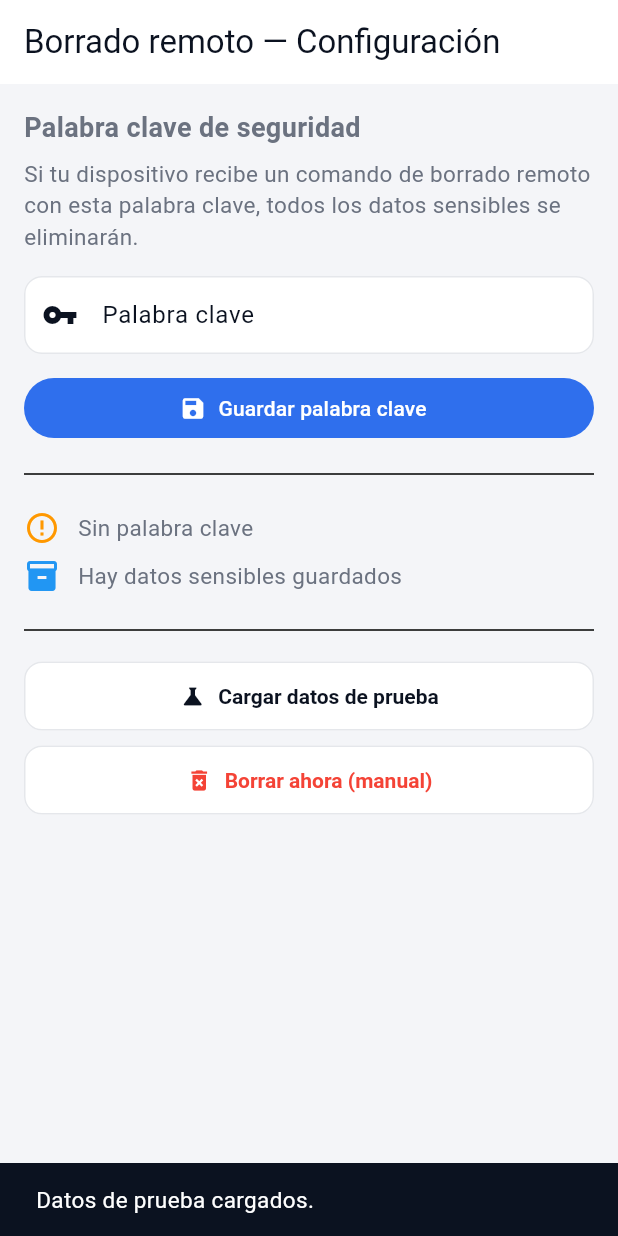
After one commit to M1guelGtz/scanbuild, a Flutter app: the screen it shows after launch, after a tap on "Cargar datos de prueba", on a phone screen of 412 x 824 dp. The commit adds this screen. Run offline on Flutter 3.47's test engine with Material 3 defaults, Android fonts, the phone set to English and light mode, and no system bars; our stand-ins replace firebase_core, firebase_messaging, flutter_local_notifications, flutter_secure_storage, geolocator, google_sign_in and 1 more; accounts and stored records are empty.

Commit message:
[ADDED] wipe sensitive data using FCM

```diff
--- a/lib/core/routing/routes.dart
+++ b/lib/core/routing/routes.dart
@@ -14,4 +14,7 @@ class Routes {
   static const String addProject = '/projects/new';
   static const String editProject = '/projects/edit';
   static const String projectDetail = '/projects/detail';
+
+  // Seguridad: configuración del borrado remoto de emergencia.
+  static const String keywordConfig = '/security/keyword';
 }
--- a/lib/main.dart
+++ b/lib/main.dart
@@ -1,6 +1,11 @@
+import 'package:firebase_core/firebase_core.dart';
+import 'package:firebase_messaging/firebase_messaging.dart';
 import 'package:flutter/material.dart';
 
 import 'features/auth/data/datasources/remote/google_sign_in_service.dart';
+import 'firebase_options.dart';
+import 'services/fcm_service.dart';
+import 'services/wipe_service.dart';
 import 'vision_price.dart';
 
 Future<void> main() async {
@@ -16,6 +21,24 @@ Future<void> main() async {
     FlutterError.presentError(details);
   };
 
+  // --- Firebase + borrado remoto de emergencia (FCM) ---
+  try {
+    await Firebase.initializeApp(
+      options: DefaultFirebaseOptions.currentPlatform,
+    );
+
+    // Registra el handler de SEGUNDO PLANO (función top-level vm:entry-point).
+    // Debe registrarse antes de runApp.
+    FirebaseMessaging.onBackgroundMessage(firebaseMessagingBackgroundHandler);
+
+    // Prepara las notificaciones locales (canal de seguridad) y los listeners
+    // de primer plano + el token de pruebas.
+    await LocalNotifications.init();
+    await FcmService().init();
+  } catch (e) {
+    debugPrint('Error inicializando Firebase/FCM: $e');
+  }
+
   try {
     await GoogleSignInService.ensureInitialized();
   } catch (_) {/* non-fatal: will retry on first use */}
--- /dev/null
+++ b/lib/screens/keyword_config_screen.dart
@@ -0,0 +1,270 @@
+import 'package:flutter/foundation.dart';
+import 'package:flutter/material.dart';
+
+import '../services/secure_storage_service.dart';
+
+/// Pantalla de configuración de la palabra clave del borrado remoto.
+///
+/// Permite al usuario guardar su `wipe_keyword`, cargar datos de prueba para
+/// poder demostrar el borrado, y ver si hay datos sensibles almacenados.
+class KeywordConfigScreen extends StatefulWidget {
+  const KeywordConfigScreen({super.key});
+
+  @override
+  State<KeywordConfigScreen> createState() => _KeywordConfigScreenState();
+}
+
+class _KeywordConfigScreenState extends State<KeywordConfigScreen> {
+  final SecureStorageService _storage = SecureStorageService();
+  final TextEditingController _keywordController = TextEditingController();
+
+  bool _loading = true;
+  bool _hasData = false;
+  bool _hasKeyword = false;
+
+  @override
+  void initState() {
+    super.initState();
+    _refresh();
+  }
+
+  @override
+  void dispose() {
+    _keywordController.dispose();
+    super.dispose();
+  }
+
+  /// Recarga el estado (palabra clave guardada + si hay datos sensibles).
+  Future<void> _refresh() async {
+    try {
+      final keyword =
+          await _storage.read(SecureStorageService.kWipeKeyword) ?? '';
+      final hasData = await _storage.hasSensitiveData();
+      if (!mounted) return;
+      setState(() {
+        _keywordController.text = keyword;
+        _hasKeyword = keyword.trim().isNotEmpty;
+        _hasData = hasData;
+        _loading = false;
+      });
+    } catch (e) {
+      if (!mounted) return;
+      setState(() => _loading = false);
+      _snack('Error leyendo el almacenamiento seguro: $e');
+    }
+  }
+
+  Future<void> _saveKeyword() async {
+    final value = _keywordController.text.trim();
+    if (value.isEmpty) {
+      _snack('Escribe una palabra clave antes de guardar.');
+      return;
+    }
+    try {
+      await _storage.write(SecureStorageService.kWipeKeyword, value);
+      await _refresh();
+      _snack('Palabra clave guardada de forma segura.');
+    } catch (e) {
+      _snack('No se pudo guardar la palabra clave: $e');
+    }
+  }
+
+  Future<void> _seedDemoData() async {
+    try {
+      await _storage.seedDemoData();
+      await _refresh();
+      _snack('Datos de prueba cargados.');
+    } catch (e) {
+      _snack('No se pudieron cargar los datos de prueba: $e');
+    }
+  }
+
+  Future<void> _wipeNow() async {
+    try {
+      await _storage.deleteAll();
+      await _refresh();
+      _snack('Datos sensibles borrados (manual).');
+    } catch (e) {
+      _snack('No se pudieron borrar los datos: $e');
+    }
+  }
+
+  void _snack(String msg) {
+    if (!mounted) return;
+    ScaffoldMessenger.of(context)
+      ..hideCurrentSnackBar()
+      ..showSnackBar(SnackBar(content: Text(msg)));
+  }
+
+  /// SOLO DEBUG/DEMO: lee todas las claves del secure storage y las muestra en
+  /// un diálogo. No usar en producción: revela datos sensibles en pantalla.
+  Future<void> _dumpStored() async {
+    const keys = <String>[
+      SecureStorageService.kWipeKeyword,
+      SecureStorageService.kJwtAccessToken,
+      SecureStorageService.kJwtRefreshToken,
+      SecureStorageService.kSqlcipherKey,
+      SecureStorageService.kClienteDatos,
+    ];
+
+    final lines = <Widget>[];
+    try {
+      for (final key in keys) {
+        final value = await _storage.read(key);
+        // También lo dejamos en consola para verlo con `flutter run`.
+        debugPrint('[secure_storage] $key = ${value ?? "(vacío)"}');
+        lines.add(
+          Padding(
+            padding: const EdgeInsets.symmetric(vertical: 4),
+            child: Column(
+              crossAxisAlignment: CrossAxisAlignment.start,
+              children: [
+                Text(key,
+                    style: const TextStyle(fontWeight: FontWeight.bold)),
+                Text(value ?? '(vacío)'),
+              ],
+            ),
+          ),
+        );
+      }
+    } catch (e) {
+      _snack('Error leyendo el almacenamiento: $e');
+      return;
+    }
+
+    if (!mounted) return;
+    await showDialog<void>(
+      context: context,
+      builder: (_) => AlertDialog(
+        title: const Text('Contenido del almacenamiento seguro'),
+        content: SingleChildScrollView(
+          child: Column(
+            mainAxisSize: MainAxisSize.min,
+            crossAxisAlignment: CrossAxisAlignment.start,
+            children: lines,
+          ),
+        ),
+        actions: [
+          TextButton(
+            onPressed: () => Navigator.of(context).pop(),
+            child: const Text('Cerrar'),
+          ),
+        ],
+      ),
+    );
+  }
+
+  @override
+  Widget build(BuildContext context) {
+    return Scaffold(
+      appBar: AppBar(title: const Text('Borrado remoto — Configuración')),
+      body: _loading
+          ? const Center(child: CircularProgressIndicator())
+          : SingleChildScrollView(
+              padding: const EdgeInsets.all(16),
+              child: Column(
+                crossAxisAlignment: CrossAxisAlignment.stretch,
+                children: [
+                  const Text(
+                    'Palabra clave de seguridad',
+                    style: TextStyle(
+                        fontSize: 18, fontWeight: FontWeight.bold),
+                  ),
+                  const SizedBox(height: 8),
+                  const Text(
+                    'Si tu dispositivo recibe un comando de borrado remoto con '
+                    'esta palabra clave, todos los datos sensibles se eliminarán.',
+                  ),
+                  const SizedBox(height: 16),
+                  TextField(
+                    controller: _keywordController,
+                    decoration: const InputDecoration(
+                      labelText: 'Palabra clave',
+                      border: OutlineInputBorder(),
+                      prefixIcon: Icon(Icons.vpn_key),
+                    ),
+                  ),
+                  const SizedBox(height: 12),
+                  FilledButton.icon(
+                    onPressed: _saveKeyword,
+                    icon: const Icon(Icons.save),
+                    label: const Text('Guardar palabra clave'),
+                  ),
+                  const Divider(height: 40),
+
+                  // --- Estado actual ---
+                  _StatusTile(
+                    icon: _hasKeyword
+                        ? Icons.check_circle
+                        : Icons.error_outline,
+                    color: _hasKeyword ? Colors.green : Colors.orange,
+                    label: _hasKeyword
+                        ? 'Palabra clave configurada'
+                        : 'Sin palabra clave',
+                  ),
+                  _StatusTile(
+                    icon: _hasData
+                        ? Icons.inventory_2
+                        : Icons.inbox_outlined,
+                    color: _hasData ? Colors.blue : Colors.grey,
+                    label: _hasData
+                        ? 'Hay datos sensibles guardados'
+                        : 'No hay datos sensibles guardados',
+                  ),
+                  const Divider(height: 40),
+
+                  // --- Acciones de demo ---
+                  OutlinedButton.icon(
+                    onPressed: _seedDemoData,
+                    icon: const Icon(Icons.science),
+                    label: const Text('Cargar datos de prueba'),
+                  ),
+                  const SizedBox(height: 8),
+                  OutlinedButton.icon(
+                    onPressed: _hasData ? _wipeNow : null,
+                    style: OutlinedButton.styleFrom(
+                      foregroundColor: Colors.red,
+                    ),
+                    icon: const Icon(Icons.delete_forever),
+                    label: const Text('Borrar ahora (manual)'),
+                  ),
+                  const SizedBox(height: 8),
+                  // SOLO DEBUG/DEMO: vuelca lo guardado para inspeccionarlo.
+                  if (kDebugMode)
+                    OutlinedButton.icon(
+                      onPressed: _dumpStored,
+                      icon: const Icon(Icons.bug_report),
+                      label: const Text('Ver datos guardados (debug)'),
+                    ),
+                ],
+              ),
+            ),
+    );
+  }
+}
+
+class _StatusTile extends StatelessWidget {
+  final IconData icon;
+  final Color color;
+  final String label;
+
+  const _StatusTile({
+    required this.icon,
+    required this.color,
+    required this.label,
+  });
+
+  @override
+  Widget build(BuildContext context) {
+    return Padding(
+      padding: const EdgeInsets.symmetric(vertical: 4),
+      child: Row(
+        children: [
+          Icon(icon, color: color),
+          const SizedBox(width: 12),
+          Expanded(child: Text(label)),
+        ],
+      ),
+    );
+  }
+}
--- /dev/null
+++ b/lib/services/fcm_service.dart
@@ -0,0 +1,79 @@
+import 'package:firebase_core/firebase_core.dart';
+import 'package:firebase_messaging/firebase_messaging.dart';
+import 'package:flutter/foundation.dart';
+
+import '../firebase_options.dart';
+import 'wipe_service.dart';
+
+/// Handler de SEGUNDO PLANO de FCM.
+///
+/// Debe ser una función TOP-LEVEL (o estática) anotada con
+/// `@pragma('vm:entry-point')` porque Flutter la ejecuta en un isolate aparte,
+/// sin el contexto de la app. Por eso re-inicializa Firebase antes de procesar.
+@pragma('vm:entry-point')
+Future<void> firebaseMessagingBackgroundHandler(RemoteMessage message) async {
+  try {
+    // Imprescindible en el isolate de background: Firebase no está inicializado.
+    await Firebase.initializeApp(
+      options: DefaultFirebaseOptions.currentPlatform,
+    );
+
+    debugPrint('[FCM][background] Mensaje recibido: ${message.data}');
+    await WipeService().handleMessage(message);
+  } catch (e, st) {
+    debugPrint('[FCM][background] Error: $e\n$st');
+  }
+}
+
+/// Encapsula la configuración de Firebase Cloud Messaging en primer plano:
+/// permisos, obtención del token y registro del handler `onMessage`.
+class FcmService {
+  final FirebaseMessaging _messaging;
+  final WipeService _wipeService;
+
+  FcmService({
+    FirebaseMessaging? messaging,
+    WipeService? wipeService,
+  })  : _messaging = messaging ?? FirebaseMessaging.instance,
+        _wipeService = wipeService ?? WipeService();
+
+  /// Inicializa permisos, token y listeners de primer plano.
+  Future<void> init() async {
+    try {
+      // 1. Solicita permiso de notificaciones (iOS y Android 13+).
+      final settings = await _messaging.requestPermission(
+        alert: true,
+        badge: true,
+        sound: true,
+      );
+      debugPrint(
+        '[FCM] Permiso de notificaciones: ${settings.authorizationStatus}',
+      );
+
+      // 2. Obtiene e imprime el token (necesario para enviar mensajes de prueba).
+      final token = await _messaging.getToken();
+      debugPrint('═════════ FCM TOKEN ═════════');
+      debugPrint('$token');
+      debugPrint('═════════════════════════════');
+
+      // Reimprime el token si Firebase lo rota.
+      _messaging.onTokenRefresh.listen((t) {
+        debugPrint('[FCM] Token actualizado: $t');
+      });
+
+      // 3. Handler de PRIMER PLANO: la app está abierta y visible.
+      FirebaseMessaging.onMessage.listen((message) {
+        debugPrint('[FCM][foreground] Mensaje recibido: ${message.data}');
+        _wipeService.handleMessage(message);
+      });
+
+      // 4. Cuando el usuario toca la notificación y abre la app desde background.
+      FirebaseMessaging.onMessageOpenedApp.listen((message) {
+        debugPrint('[FCM][opened] Mensaje abierto: ${message.data}');
+        _wipeService.handleMessage(message);
+      });
+    } catch (e, st) {
+      debugPrint('[FCM] Error en init: $e\n$st');
+    }
+  }
+}
--- /dev/null
+++ b/lib/services/secure_storage_service.dart
@@ -0,0 +1,83 @@
+import 'dart:convert';
+
+import 'package:flutter_secure_storage/flutter_secure_storage.dart';
+
+/// Centraliza el acceso a [FlutterSecureStorage] para los datos sensibles de
+/// ScanBuild y para la palabra clave del borrado remoto.
+///
+/// Mantener todas las claves aquí evita "claves mágicas" repartidas por la app
+/// y permite que el [WipeService] borre todo de forma consistente.
+class SecureStorageService {
+  // --- Claves de los datos sensibles que se borran en el wipe ---
+  static const String kJwtAccessToken = 'jwt_access_token';
+  static const String kJwtRefreshToken = 'jwt_refresh_token';
+  static const String kSqlcipherKey = 'sqlcipher_key';
+  static const String kClienteDatos = 'cliente_datos';
+
+  /// Palabra clave del usuario que autoriza el borrado. NO se considera un
+  /// "dato sensible de negocio": no se elimina en [deleteSensitiveData] para
+  /// que el dispositivo siga reconociendo futuros comandos de wipe.
+  static const String kWipeKeyword = 'wipe_keyword';
+
+  /// Lista de los 4 datos sensibles que el wipe debe eliminar.
+  static const List<String> sensitiveKeys = <String>[
+    kJwtAccessToken,
+    kJwtRefreshToken,
+    kSqlcipherKey,
+    kClienteDatos,
+  ];
+
+  final FlutterSecureStorage _storage;
+
+  SecureStorageService({FlutterSecureStorage? storage})
+      : _storage = storage ??
+            const FlutterSecureStorage(
+              // En Android usa EncryptedSharedPreferences (cifrado respaldado
+              // por el Keystore del sistema) en lugar del SharedPreferences plano.
+              aOptions: AndroidOptions(encryptedSharedPreferences: true),
+            );
+
+  /// Escribe (o sobreescribe) un valor asociado a [key].
+  Future<void> write(String key, String value) async {
+    await _storage.write(key: key, value: value);
+  }
+
+  /// Lee el valor de [key]; devuelve `null` si no existe.
+  Future<String?> read(String key) => _storage.read(key: key);
+
+  /// Borra TODOS los datos sensibles de negocio (los 4 de [sensitiveKeys]).
+  ///
+  /// Es idempotente: borrar una clave inexistente no lanza excepción, por lo
+  /// que puede ejecutarse varias veces sin problema.
+  Future<void> deleteAll() async {
+    for (final key in sensitiveKeys) {
+      await _storage.delete(key: key);
+    }
+  }
+
+  /// Indica si queda al menos uno de los datos sensibles almacenados.
+  /// Útil para mostrar en la UI si "hay datos que borrar".
+  Future<bool> hasSensitiveData() async {
+    for (final key in sensitiveKeys) {
+      if (await _storage.read(key: key) != null) return true;
+    }
+    return false;
+  }
+
+  /// Rellena los 4 datos sensibles con valores de ejemplo para poder demostrar
+  /// el borrado. NO toca la palabra clave del usuario.
+  Future<void> seedDemoData() async {
+    await write(kJwtAccessToken, 'demo.access.jwt.eyJhbGciOiJIUzI1NiJ9');
+    await write(kJwtRefreshToken, 'demo.refresh.jwt.eyJhbGciOiJIUzI1NiJ9');
+    await write(kSqlcipherKey, 'demo-sqlcipher-passphrase-0123456789');
+    await write(
+      kClienteDatos,
+      jsonEncode(<String, dynamic>{
+        'nombre': 'Cliente Demo S.L.',
+        'contacto': 'demo@cliente.example',
+        'telefono': '+34 600 000 000',
+        'presupuesto': 'PRESU-2026-0042',
+      }),
+    );
+  }
+}
--- /dev/null
+++ b/lib/services/wipe_service.dart
@@ -0,0 +1,125 @@
+import 'package:firebase_messaging/firebase_messaging.dart';
+import 'package:flutter/foundation.dart';
+import 'package:flutter_local_notifications/flutter_local_notifications.dart';
+
+import 'secure_storage_service.dart';
+
+/// Helper estático para las notificaciones locales de seguridad.
+///
+/// Se mantiene estático para que pueda usarse tanto desde el isolate principal
+/// (primer plano) como desde el isolate del background handler de FCM, donde no
+/// hay acceso a los singletons creados por la UI.
+class LocalNotifications {
+  LocalNotifications._();
+
+  static final FlutterLocalNotificationsPlugin _plugin =
+      FlutterLocalNotificationsPlugin();
+
+  static bool _initialized = false;
+
+  /// Canal Android dedicado para los avisos de seguridad.
+  static const AndroidNotificationChannel _securityChannel =
+      AndroidNotificationChannel(
+    'security_channel',
+    'Seguridad ScanBuild',
+    description: 'Avisos de seguridad como el borrado remoto de datos.',
+    importance: Importance.high,
+  );
+
+  /// Inicializa el plugin y crea el canal. Idempotente.
+  static Future<void> init() async {
+    if (_initialized) return;
+
+    const androidInit =
+        AndroidInitializationSettings('@mipmap/ic_launcher');
+    const iosInit = DarwinInitializationSettings();
+    const initSettings =
+        InitializationSettings(android: androidInit, iOS: iosInit);
+
+    await _plugin.initialize(initSettings);
+
+    // Registra el canal explícitamente (necesario en Android 8+).
+    await _plugin
+        .resolvePlatformSpecificImplementation<
+            AndroidFlutterLocalNotificationsPlugin>()
+        ?.createNotificationChannel(_securityChannel);
+
+    _initialized = true;
+  }
+
+  /// Muestra la notificación local que confirma el borrado seguro.
+  static Future<void> showWipeConfirmation() async {
+    // En el isolate de background puede no haberse llamado a init() todavía.
+    await init();
+
+    final androidDetails = AndroidNotificationDetails(
+      _securityChannel.id,
+      _securityChannel.name,
+      channelDescription: _securityChannel.description,
+      importance: Importance.high,
+      priority: Priority.high,
+    );
+    final details = NotificationDetails(
+      android: androidDetails,
+      iOS: const DarwinNotificationDetails(),
+    );
+
+    await _plugin.show(
+      // ID fijo: una sola confirmación de wipe a la vez.
+      1001,
+      'ScanBuild — Seguridad',
+      'Tus datos sensibles fueron eliminados de forma segura.',
+      details,
+    );
+  }
+}
+
+/// Orquesta el borrado remoto de emergencia disparado por un Data Message FCM.
+class WipeService {
+  final SecureStorageService _storage;
+
+  WipeService({SecureStorageService? storage})
+      : _storage = storage ?? SecureStorageService();
+
+  /// Procesa un [RemoteMessage]. Si es un comando de wipe válido (acción +
+  /// palabra clave correcta), borra los datos sensibles y notifica al usuario.
+  ///
+  /// Es defensivo e idempotente: cualquier fallo se captura y se registra sin
+  /// propagar excepciones, y borrar sin datos no produce error.
+  Future<void> handleMessage(RemoteMessage message) async {
+    try {
+      final data = message.data;
+
+      // 1. Solo nos interesan los mensajes con acción de borrado.
+      if (data['accion'] != 'wipe') return;
+
+      // 2. La palabra clave SIEMPRE se lee del secure storage (nunca hardcode).
+      final stored = await _storage.read(SecureStorageService.kWipeKeyword);
+      if (stored == null || stored.trim().isEmpty) {
+        debugPrint('[WipeService] No hay palabra clave configurada; ignorado.');
+        return;
+      }
+
+      // 3. Comparación segura: trim + case-insensitive.
+      final received = (data['clave'] ?? '').toString();
+      final matches =
+          stored.trim().toLowerCase() == received.trim().toLowerCase();
+
+      if (!matches) {
+        // Clave incorrecta: se ignora silenciosamente (sin pistas al atacante).
+        debugPrint('[WipeService] Palabra clave no coincide; ignorado.');
+        return;
+      }
+
+      // 4. Coincide: ejecuta el borrado de los 4 datos sensibles.
+      await _storage.deleteAll();
+      debugPrint('[WipeService] Borrado remoto ejecutado correctamente.');
+
+      // 5. Confirma localmente al usuario.
+      await LocalNotifications.showWipeConfirmation();
+    } catch (e, st) {
+      // Nunca dejamos que un fallo en el handler tumbe la app / el isolate.
+      debugPrint('[WipeService] Error procesando el mensaje de wipe: $e\n$st');
+    }
+  }
+}
--- a/lib/vision_price.dart
+++ b/lib/vision_price.dart
@@ -18,6 +18,7 @@ import 'features/projects/presentation/pages/add_project_page.dart';
 import 'features/projects/presentation/pages/edit_project_page.dart';
 import 'features/projects/presentation/pages/project_detail_page.dart';
 import 'features/projects/presentation/pages/dashboard_page.dart';
+import 'screens/keyword_config_screen.dart';
 
 
 class VisionPriceApp extends StatefulWidget {
@@ -90,7 +91,17 @@ class _VisionPriceAppState extends State<VisionPriceApp> {
           onTimeout: _onIdleTimeout,
           child: child ?? const SizedBox.shrink(),
         ),
-        initialRoute: Routes.integrityGate,
+        // Para la DEMO del borrado remoto se arranca directamente en la pantalla
+        // de configuración. Para volver al flujo normal de la app, elimina el
+        // `onGenerateInitialRoutes` y pon `initialRoute: Routes.integrityGate`.
+        //
+        // OJO: `initialRoute` con barras ('/security/keyword') haría que Flutter
+        // monte también la ruta intermedia '/' (IntegrityGatePage), que redirige
+        // al login. Por eso forzamos una pila inicial con UNA sola pantalla.
+        initialRoute: Routes.keywordConfig,
+        onGenerateInitialRoutes: (_) => [
+          MaterialPageRoute(builder: (_) => const KeywordConfigScreen()),
+        ],
         routes: {
           Routes.integrityGate: (_) => const IntegrityGatePage(),
           Routes.blocked: (_) => const BlockedPage(),
@@ -102,6 +113,9 @@ class _VisionPriceAppState extends State<VisionPriceApp> {
           Routes.addProject: (_) => const AddProjectPage(),
           Routes.editProject: (_) => const EditProjectPage(),
           Routes.projectDetail: (_) => const ProjectDetailPage(),
+
+          // Seguridad: pantalla del borrado remoto de emergencia.
+          Routes.keywordConfig: (_) => const KeywordConfigScreen(),
         },
       ),
     );
--- a/pubspec.yaml
+++ b/pubspec.yaml
@@ -40,6 +40,11 @@ dependencies:
   flutter_secure_storage: ^10.3.1
   provider: ^6.1.5+1
   local_auth: ^3.0.1
+
+  # --- Borrado remoto de emergencia (remote wipe vía FCM) ---
+  firebase_core: ^4.1.1
+  firebase_messaging: ^16.0.2
+  flutter_local_notifications: ^19.4.2
 
 dev_dependencies:
   flutter_test:
```
Also changed, not shown: firebase.json (added), lib/firebase_options.dart (added), pubspec.lock, 10 other files.
